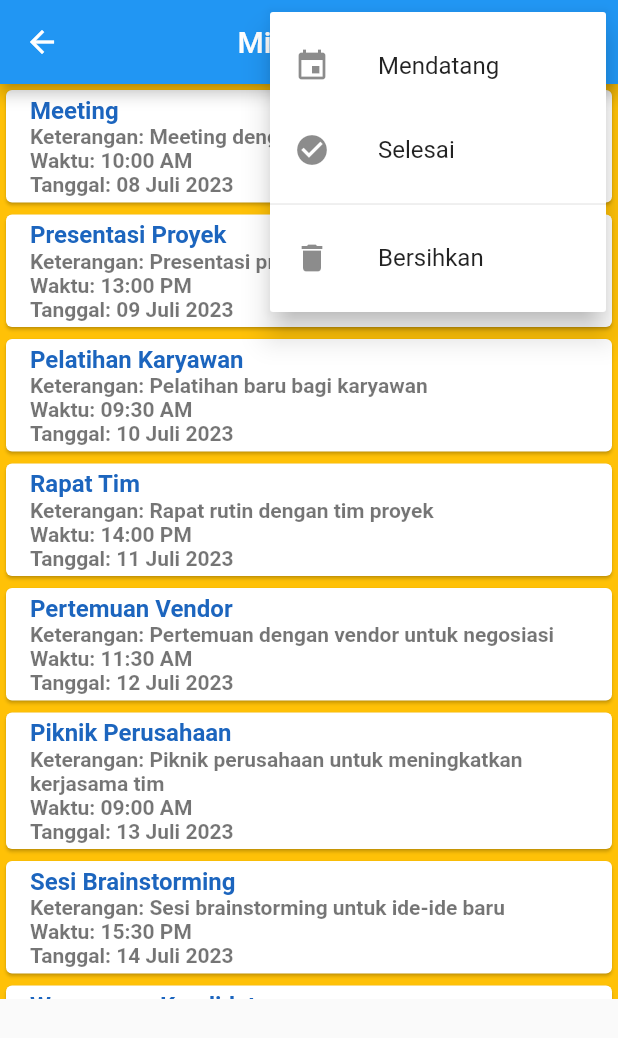
After one commit to letman16/tugas_project_mobile_front_end, a Flutter app: the Minggu11 screen opened directly, after a tap on the "more vert" icon, on a phone screen of 412 x 824 dp. The commit adds this screen. Shown: the top 1038 px of the screen. Run offline on Flutter 3.47's test engine with Material 2 defaults, Android fonts, the phone set to English and light mode, and no system bars; missing offline and left inert: dart:js_util.

Commit message:
menambah minggu 11

```diff
--- a/lib/main.dart
+++ b/lib/main.dart
@@ -22,6 +22,9 @@ import 'package:tugas_kelompok/minggu14/minggu14.dart';
 
 import 'minggu10/page.dart';
 
+import 'minggu11/pertemuan11_screen.dart';
+import 'minggu11/pertemuan11_provider.dart';
+
 import 'package:tugas_kelompok/minggu13/minggu13.dart';
 import 'package:tugas_kelompok/minggu13/minggu13_provider.dart';
 
@@ -34,6 +37,7 @@ void main() {
     ChangeNotifierProvider(create: (_) => Minggu06Provider()),
     ChangeNotifierProvider(create: (_) => Minggu07Provider()),
     ChangeNotifierProvider(create: (_) => Minggu10Provider()),
+    ChangeNotifierProvider(create: (_) => Minggu11Provider()),
     ChangeNotifierProvider(create: (_) => Minggu13Provider()),
     ChangeNotifierProvider(create: (_) => Minggu14Provider()),
   ], child: const MyApp()));
@@ -208,6 +212,24 @@ class TableTugasKelompok extends StatelessWidget {
         ),
       },
       {
+        'minggu': '11',
+        'materi': ElevatedButton(
+          onPressed: () {
+            Navigator.push(context, MaterialPageRoute(builder: (context) {
+              return const Minggu11();
+            }));
+          },
+          style: ElevatedButton.styleFrom(
+            foregroundColor: Colors.black,
+            backgroundColor: Colors.purple,
+          ),
+          child: const Text(
+            'Menus, List, dan Dividers',
+            style: TextStyle(fontSize: 17, fontWeight: FontWeight.bold),
+          ),
+        ),
+      },
+      {
         'minggu': '13',
         'materi': ElevatedButton(
           onPressed: () {
--- /dev/null
+++ b/lib/minggu11/pertemuan11_provider.dart
@@ -0,0 +1,349 @@
+import 'package:flutter/material.dart';
+import 'dart:convert';
+
+class Minggu11Provider extends ChangeNotifier {
+  initialData() async {
+    setData = Mendatang;
+  }
+
+  var currentPage = 'Mendatang';
+
+  final Mendatang = {
+    "data": [
+      {
+        "Judul": "Meeting",
+        "Keterangan": "Meeting dengan boss besar",
+        "Waktu": "10:00 AM",
+        "Tanggal": "08 Juli 2023",
+      },
+      {
+        "Judul": "Presentasi Proyek",
+        "Keterangan": "Presentasi proyek kepada klien",
+        "Waktu": "13:00 PM",
+        "Tanggal": "09 Juli 2023",
+      },
+      {
+        "Judul": "Pelatihan Karyawan",
+        "Keterangan": "Pelatihan baru bagi karyawan",
+        "Waktu": "09:30 AM",
+        "Tanggal": "10 Juli 2023",
+      },
+      {
+        "Judul": "Rapat Tim",
+        "Keterangan": "Rapat rutin dengan tim proyek",
+        "Waktu": "14:00 PM",
+        "Tanggal": "11 Juli 2023",
+      },
+      {
+        "Judul": "Pertemuan Vendor",
+        "Keterangan": "Pertemuan dengan vendor untuk negosiasi",
+        "Waktu": "11:30 AM",
+        "Tanggal": "12 Juli 2023",
+      },
+      {
+        "Judul": "Piknik Perusahaan",
+        "Keterangan": "Piknik perusahaan untuk meningkatkan kerjasama tim",
+        "Waktu": "09:00 AM",
+        "Tanggal": "13 Juli 2023",
+      },
+      {
+        "Judul": "Sesi Brainstorming",
+        "Keterangan": "Sesi brainstorming untuk ide-ide baru",
+        "Waktu": "15:30 PM",
+        "Tanggal": "14 Juli 2023",
+      },
+      {
+        "Judul": "Wawancara Kandidat",
+        "Keterangan": "Wawancara dengan kandidat posisi baru",
+        "Waktu": "10:30 AM",
+        "Tanggal": "15 Juli 2023",
+      },
+      {
+        "Judul": "Kunjungan Pelanggan",
+        "Keterangan": "Kunjungan ke pelanggan untuk evaluasi kepuasan",
+        "Waktu": "13:30 PM",
+        "Tanggal": "16 Juli 2023",
+      },
+      {
+        "Judul": "Makan Siang Bersama",
+        "Keterangan": "Makan siang bersama tim proyek",
+        "Waktu": "12:00 PM",
+        "Tanggal": "17 Juli 2023",
+      },
+      {
+        "Judul": "Pembaruan Sistem",
+        "Keterangan": "Pembaruan sistem untuk meningkatkan kinerja",
+        "Waktu": "09:30 AM",
+        "Tanggal": "18 Juli 2023",
+      },
+      {
+        "Judul": "Pertemuan Pemasaran",
+        "Keterangan": "Pertemuan untuk merencanakan strategi pemasaran",
+        "Waktu": "14:00 PM",
+        "Tanggal": "19 Juli 2023",
+      },
+      {
+        "Judul": "Acara Perusahaan",
+        "Keterangan": "Acara perusahaan tahunan",
+        "Waktu": "17:00 PM",
+        "Tanggal": "20 Juli 2023",
+      },
+      {
+        "Judul": "Rapat Evaluasi Proyek",
+        "Keterangan": "Rapat untuk mengevaluasi proyek",
+        "Waktu": "11:00 AM",
+        "Tanggal": "21 Juli 2023",
+      },
+      {
+        "Judul": "Peluncuran Produk",
+        "Keterangan": "Peluncuran produk baru kepada publik",
+        "Waktu": "15:30 PM",
+        "Tanggal": "22 Juli 2023",
+      },
+      {
+        "Judul": "Kunjungan Pabrik",
+        "Keterangan": "Kunjungan ke pabrik mitra kerja",
+        "Waktu": "09:00 AM",
+        "Tanggal": "23 Juli 2023",
+      },
+      {
+        "Judul": "Sesi Pelatihan",
+        "Keterangan": "Sesi pelatihan untuk meningkatkan keterampilan",
+        "Waktu": "13:30 PM",
+        "Tanggal": "24 Juli 2023",
+      },
+      {
+        "Judul": "Rapat Strategi",
+        "Keterangan": "Rapat untuk merumuskan strategi bisnis",
+        "Waktu": "10:30 AM",
+        "Tanggal": "25 Juli 2023",
+      },
+      {
+        "Judul": "Pertemuan Investasi",
+        "Keterangan": "Pertemuan dengan investor potensial",
+        "Waktu": "16:00 PM",
+        "Tanggal": "26 Juli 2023",
+      },
+      {
+        "Judul": "Diskusi Kreatif",
+        "Keterangan": "Diskusi untuk menghasilkan ide kreatif",
+        "Waktu": "09:30 AM",
+        "Tanggal": "27 Juli 2023",
+      },
+      {
+        "Judul": "Konsultasi Keuangan",
+        "Keterangan": "Konsultasi dengan ahli keuangan",
+        "Waktu": "14:30 PM",
+        "Tanggal": "28 Juli 2023",
+      },
+      {
+        "Judul": "Acara Pelanggan",
+        "Keterangan": "Acara untuk menghargai pelanggan",
+        "Waktu": "16:30 PM",
+        "Tanggal": "29 Juli 2023",
+      },
+      {
+        "Judul": "Pertemuan Persiapan Proyek",
+        "Keterangan": "Pertemuan untuk persiapan proyek baru",
+        "Waktu": "11:00 AM",
+        "Tanggal": "30 Juli 2023",
+      },
+      {
+        "Judul": "Pemantauan Kinerja",
+        "Keterangan": "Pemantauan kinerja tim proyek",
+        "Waktu": "15:00 PM",
+        "Tanggal": "31 Juli 2023",
+      },
+    ]
+  };
+
+  final Selesai = {
+    "data": [
+      {
+        "Judul": "Presentasi Penjualan",
+        "Keterangan": "Presentasi hasil penjualan kepada tim",
+        "Waktu": "10:00 AM",
+        "Tanggal": "08 Juli 2023",
+      },
+      {
+        "Judul": "Diskusi Strategi",
+        "Keterangan": "Diskusi untuk merumuskan strategi baru",
+        "Waktu": "13:00 PM",
+        "Tanggal": "07 Juli 2023",
+      },
+      {
+        "Judul": "Pelatihan Keterampilan",
+        "Keterangan": "Pelatihan untuk meningkatkan keterampilan",
+        "Waktu": "09:30 AM",
+        "Tanggal": "06 Juli 2023",
+      },
+      {
+        "Judul": "Rapat Evaluasi Proyek",
+        "Keterangan": "Rapat untuk mengevaluasi progres proyek",
+        "Waktu": "14:00 PM",
+        "Tanggal": "05 Juli 2023",
+      },
+      {
+        "Judul": "Kunjungan Mitra Bisnis",
+        "Keterangan": "Kunjungan ke mitra bisnis untuk kolaborasi",
+        "Waktu": "11:30 AM",
+        "Tanggal": "04 Juli 2023",
+      },
+      {
+        "Judul": "Piknik Rekreasi",
+        "Keterangan": "Piknik rekreasi bersama tim",
+        "Waktu": "09:00 AM",
+        "Tanggal": "03 Juli 2023",
+      },
+      {
+        "Judul": "Sesi Brainstorming Produk",
+        "Keterangan": "Sesi brainstorming untuk pengembangan produk",
+        "Waktu": "15:30 PM",
+        "Tanggal": "02 Juli 2023",
+      },
+      {
+        "Judul": "Rapat Strategi Pemasaran",
+        "Keterangan": "Rapat untuk merencanakan strategi pemasaran baru",
+        "Waktu": "10:30 AM",
+        "Tanggal": "01 Juli 2023",
+      },
+      {
+        "Judul": "Konsultasi Keuangan",
+        "Keterangan": "Konsultasi dengan ahli keuangan",
+        "Waktu": "13:30 PM",
+        "Tanggal": "30 Juni 2023",
+      },
+      {
+        "Judul": "Rapat Pengembangan Produk",
+        "Keterangan": "Rapat untuk pengembangan produk baru",
+        "Waktu": "12:00 PM",
+        "Tanggal": "29 Juni 2023",
+      },
+      {
+        "Judul": "Pembaruan Sistem",
+        "Keterangan": "Pembaruan sistem untuk meningkatkan kinerja",
+        "Waktu": "09:30 AM",
+        "Tanggal": "28 Juni 2023",
+      },
+      {
+        "Judul": "Pertemuan Tim Kreatif",
+        "Keterangan": "Pertemuan untuk diskusi ide kreatif",
+        "Waktu": "14:00 PM",
+        "Tanggal": "27 Juni 2023",
+      },
+      {
+        "Judul": "Acara Perusahaan",
+        "Keterangan": "Acara perusahaan tahunan",
+        "Waktu": "17:00 PM",
+        "Tanggal": "26 Juni 2023",
+      },
+      {
+        "Judul": "Rapat Evaluasi Proyek",
+        "Keterangan": "Rapat untuk mengevaluasi proyek",
+        "Waktu": "11:00 AM",
+        "Tanggal": "25 Juni 2023",
+      },
+      {
+        "Judul": "Peluncuran Produk",
+        "Keterangan": "Peluncuran produk baru kepada publik",
+        "Waktu": "15:30 PM",
+        "Tanggal": "24 Juni 2023",
+      },
+      {
+        "Judul": "Kunjungan Pabrik",
+        "Keterangan": "Kunjungan ke pabrik mitra kerja",
+        "Waktu": "09:00 AM",
+        "Tanggal": "23 Juni 2023",
+      },
+      {
+        "Judul": "Sesi Pelatihan",
+        "Keterangan": "Sesi pelatihan untuk meningkatkan keterampilan",
+        "Waktu": "13:30 PM",
+        "Tanggal": "22 Juni 2023",
+      },
+      {
+        "Judul": "Rapat Strategi",
+        "Keterangan": "Rapat untuk merumuskan strategi bisnis",
+        "Waktu": "10:30 AM",
+        "Tanggal": "21 Juni 2023",
+      },
+      {
+        "Judul": "Pertemuan Investor",
+        "Keterangan": "Pertemuan dengan investor potensial",
+        "Waktu": "16:00 PM",
+        "Tanggal": "20 Juni 2023",
+      },
+      {
+        "Judul": "Diskusi Kreatif",
+        "Keterangan": "Diskusi untuk menghasilkan ide kreatif",
+        "Waktu": "09:30 AM",
+        "Tanggal": "19 Juni 2023",
+      },
+      {
+        "Judul": "Konsultasi HR",
+        "Keterangan": "Konsultasi dengan tim HR",
+        "Waktu": "14:30 PM",
+        "Tanggal": "18 Juni 2023",
+      },
+      {
+        "Judul": "Acara Pelanggan",
+        "Keterangan": "Acara untuk menghargai pelanggan",
+        "Waktu": "16:30 PM",
+        "Tanggal": "17 Juni 2023",
+      },
+      {
+        "Judul": "Pertemuan Persiapan Proyek",
+        "Keterangan": "Pertemuan untuk persiapan proyek baru",
+        "Waktu": "11:00 AM",
+        "Tanggal": "16 Juni 2023",
+      },
+      {
+        "Judul": "Pemantauan Kinerja",
+        "Keterangan": "Pemantauan kinerja tim proyek",
+        "Waktu": "15:00 PM",
+        "Tanggal": "15 Juni 2023",
+      },
+      {
+        "Judul": "Kunjungan Supplier",
+        "Keterangan": "Kunjungan ke supplier untuk evaluasi",
+        "Waktu": "10:00 AM",
+        "Tanggal": "14 Juni 2023",
+      },
+      {
+        "Judul": "Rapat Proyek",
+        "Keterangan": "Rapat tim proyek untuk sinkronisasi",
+        "Waktu": "13:00 PM",
+        "Tanggal": "13 Juni 2023",
+      },
+    ]
+  };
+
+  dynamic _data;
+  dynamic get data => _data;
+  set setData(val) {
+    var tmp = json.encode(val);
+    _data = json.decode(tmp);
+
+    notifyListeners();
+  }
+
+  ubahList(val) {
+    if (val == 'Mendatang') {
+      setData = Mendatang;
+    } else {
+      setData = Selesai;
+    }
+  }
+
+  clearPage() {
+    //_data = null;
+    if (currentPage == 'Mendatang') {
+      Mendatang.clear();
+      _data = null;
+    } else {
+      Selesai.clear();
+      _data = null;
+    }
+    notifyListeners();
+  }
+}
--- /dev/null
+++ b/lib/minggu11/pertemuan11_screen.dart
@@ -0,0 +1,124 @@
+import 'dart:math';
+import 'package:flutter/material.dart';
+import 'package:provider/provider.dart';
+import 'package:tugas_kelompok/minggu11/pertemuan11_provider.dart';
+
+class Minggu11 extends StatefulWidget {
+  const Minggu11({Key? key}) : super(key: key);
+
+  @override
+  _Minggu11State createState() => _Minggu11State();
+}
+
+class _Minggu11State extends State<Minggu11> {
+  @override
+  void initState() {
+    Future.microtask(() {
+      Provider.of<Minggu11Provider>(context, listen: false).initialData();
+    });
+    super.initState();
+  }
+
+  @override
+  Widget build(BuildContext context) {
+    return Scaffold(
+      appBar: AppBar(
+        title: const Text('Minggu 11'),
+        centerTitle: true,
+        actions: [menuList(context)],
+      ),
+      body: body(context),
+    );
+  }
+
+  Widget body(BuildContext context) {
+    final prov = Provider.of<Minggu11Provider>(context);
+    if (prov.data != null && prov.data.isNotEmpty) {
+      return Container(
+        color: Colors.amber,
+        height: 610,
+        child: ListView(
+          children: List.generate(prov.data['data']!.length, (index) {
+            var item = prov.data['data']![index];
+            return InkWell(
+              child: Card(
+                clipBehavior: Clip.antiAlias,
+                child: Column(
+                  children: [
+                    ListTile(
+                      title: Text(
+                        item['Judul'],
+                        style: TextStyle(
+                          color: getRandomColor(),
+                          fontWeight: FontWeight.bold,
+                        ),
+                      ),
+                      subtitle: Text(
+                        'Keterangan: ${item['Keterangan']}\nWaktu: ${item['Waktu']}\nTanggal: ${item['Tanggal']}',
+                        style: TextStyle(
+                          fontWeight: FontWeight.bold,
+                        ),
+                      ),
+                    ),
+                  ],
+                ),
+              ),
+            );
+          }),
+        ),
+      );
+    } else {
+      return Center(child: Text('Data tidak ditemukan'));
+    }
+  }
+
+  Widget menuList(BuildContext context) {
+    final prov = Provider.of<Minggu11Provider>(context);
+
+    return PopupMenuButton(
+      icon: Icon(Icons.more_vert),
+      itemBuilder: (BuildContext context) {
+        return <PopupMenuEntry>[
+          PopupMenuItem(
+            child: ListTile(
+              onTap: () {
+                prov.ubahList('Mendatang');
+              },
+              leading: const Icon(Icons.event),
+              title: Text('Mendatang'),
+            ),
+          ),
+          PopupMenuItem(
+            child: ListTile(
+              onTap: () {
+                prov.ubahList('Selesai');
+              },
+              leading: const Icon(Icons.check_circle),
+              title: Text('Selesai'),
+            ),
+          ),
+          PopupMenuDivider(),
+          PopupMenuItem(
+            child: ListTile(
+              onTap: () {
+                prov.clearPage();
+              },
+              leading: const Icon(Icons.delete),
+              title: Text('Bersihkan'),
+            ),
+          ),
+        ];
+      },
+    );
+  }
+
+  Color getRandomColor() {
+    Random random = Random();
+    return Color.fromRGBO(
+      random.nextInt(256),
+      random.nextInt(256),
+      random.nextInt(256),
+      1.0,
+    );
+  }
+}
```
Lines whose indentation alone changed are shown as unchanged.
